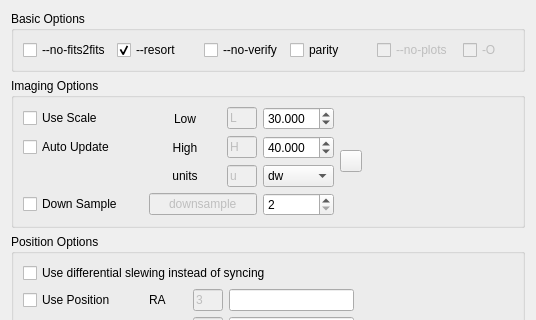
The window that kstars/ekos/align/opsastrometry.ui (KDE/kstars) describes before a commit, drawn with Qt 5; both pictures show x 0 to 536 and y 0 to 320 of the 536 by 480 pixel window.
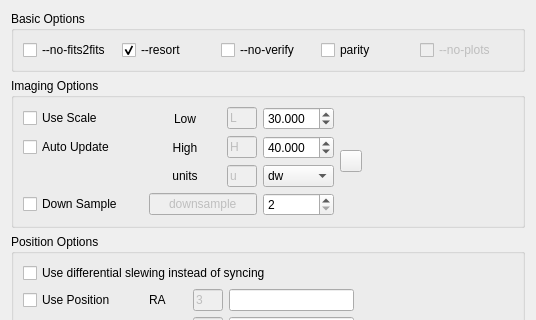
The same window after the commit. Icons and pictures are not drawn. Custom widgets are drawn as their Qt base class.

```diff
--- a/kstars/ekos/align/opsastrometry.ui
+++ b/kstars/ekos/align/opsastrometry.ui
@@ -84,28 +84,6 @@
           </property>
          </widget>
         </item>
-        <item>
-         <widget class="QCheckBox" name="checkBox_30">
-          <property name="enabled">
-           <bool>false</bool>
-          </property>
-          <property name="maximumSize">
-           <size>
-            <width>50</width>
-            <height>16777215</height>
-           </size>
-          </property>
-          <property name="toolTip">
-           <string>Overwrite already generated files. It must be checked to prevent solver failure.</string>
-          </property>
-          <property name="text">
-           <string>-O</string>
-          </property>
-          <property name="checked">
-           <bool>false</bool>
-          </property>
-         </widget>
-        </item>
        </layout>
       </item>
      </layout>
```
